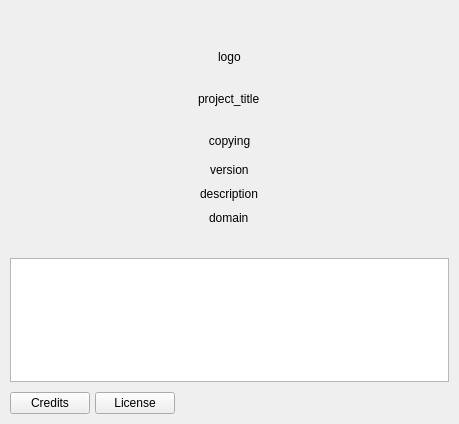
Above: src/xamp/aboutdialog.ui from billlin0904/xamp2 before the change. Below: the same form after it.
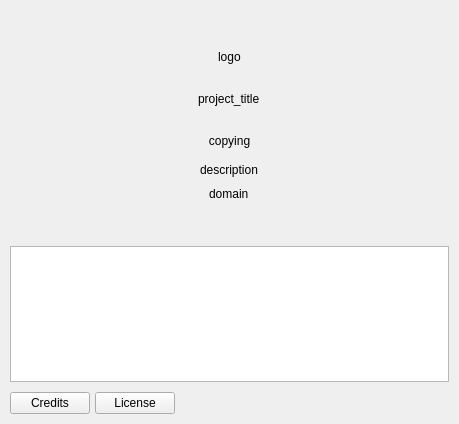
That is the form after the change.

What changed in the file:
```diff
--- a/src/xamp/aboutdialog.ui
+++ b/src/xamp/aboutdialog.ui
@@ -104,13 +104,6 @@
         <property name="bottomMargin">
          <number>10</number>
         </property>
-        <item alignment="Qt::AlignHCenter">
-         <widget class="QLabel" name="lblVersion">
-          <property name="text">
-           <string>version</string>
-          </property>
-         </widget>
-        </item>
         <item alignment="Qt::AlignHCenter">
          <widget class="QLabel" name="lblDescription">
           <property name="text">
```
